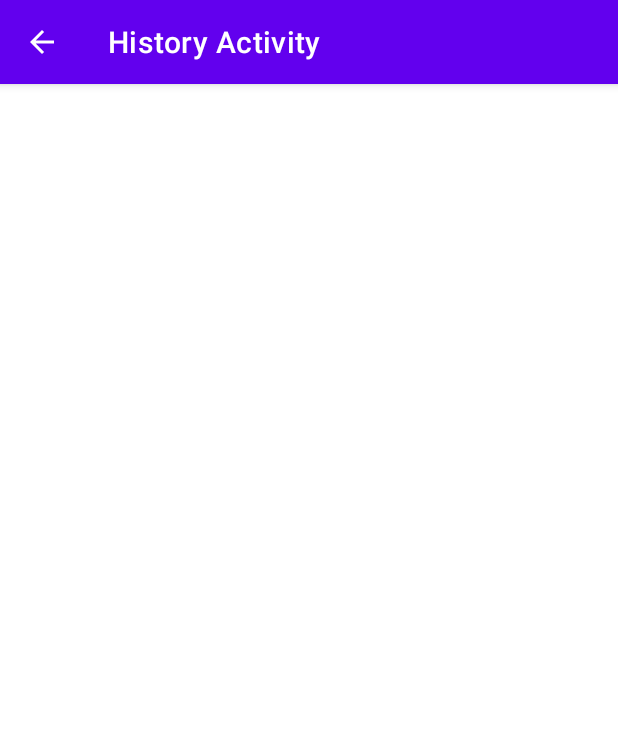
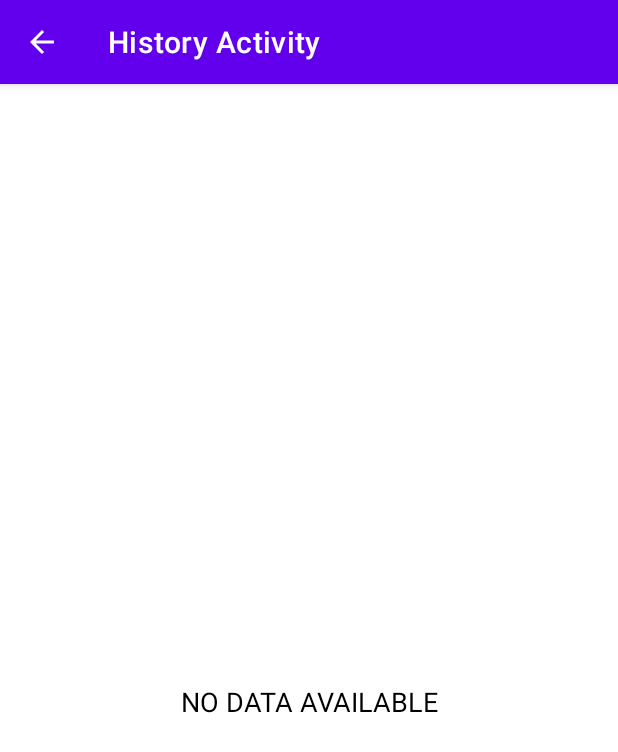
Before and after one commit to abhas1102/7minutesWorkout-App, an Android app: the screen it shows after launch (HistoryActivity), after a tap on an icon or button, on a phone screen of 412 x 824 dp. Shown: the top 752 px of the screen. Run offline under Robolectric (Android 15) with nearby library versions, the phone set to English and light mode, and no system bars.

Commit message:
Attached dates from database to the Recycler View

```diff
--- a/app/src/main/java/com/example/dailyworkoutfor7minutes/HistoryActivity.kt
+++ b/app/src/main/java/com/example/dailyworkoutfor7minutes/HistoryActivity.kt
@@ -3,6 +3,8 @@ package com.example.dailyworkoutfor7minutes
 import androidx.appcompat.app.AppCompatActivity
 import android.os.Bundle
 import android.util.Log
+import android.view.View
+import androidx.recyclerview.widget.LinearLayoutManager
 import kotlinx.android.synthetic.main.activity_history.*
 
 class HistoryActivity : AppCompatActivity() {
@@ -26,8 +28,18 @@ class HistoryActivity : AppCompatActivity() {
         val dbHandler = SqliteOpenHelper(this,null)
        val allCompletedDatesList= dbHandler.getAllCompletedDatesList()
 
-        for(i in allCompletedDatesList){
-            Log.i("DATEHIstoryActivity",""+i)
+        if(allCompletedDatesList.size>0){
+            tvHistory.visibility = View.VISIBLE
+            rvHistory.visibility = View.VISIBLE
+            tvNoDataAvailable.visibility = View.GONE
+
+            rvHistory.layoutManager=LinearLayoutManager(this)
+            val historyAdapter = HistoryAdapter(this,allCompletedDatesList)
+            rvHistory.adapter = historyAdapter
+        } else{
+            tvHistory.visibility = View.GONE
+            rvHistory.visibility = View.GONE
+            tvNoDataAvailable.visibility = View.VISIBLE
         }
     }
 
--- a/app/src/main/java/com/example/dailyworkoutfor7minutes/SqliteOpenHelper.kt
+++ b/app/src/main/java/com/example/dailyworkoutfor7minutes/SqliteOpenHelper.kt
@@ -8,23 +8,23 @@ import android.database.sqlite.SQLiteOpenHelper
 class SqliteOpenHelper(context: Context,factory:SQLiteDatabase.CursorFactory?) : SQLiteOpenHelper(context, DATABASE_NAME,factory, DATABASE_VERSION) {
 
     companion object{
-        private val DATABASE_VERSION = 1 // The Database Version
-        private val DATABASE_NAME = "SevenMinutesWorkout.db" // Name of Database
-        private val TABLE_HISTORY = "history" //Table name
-        private val COLUMN_ID = "_id" //Column id
-        private val COLUMN_COMPLETED_DATE = "Completed date" //Column for completed date
+        private const val DATABASE_VERSION = 1 // The Database Version
+        private const val DATABASE_NAME = "SevenMinutesWorkout.db" // Name of Database
+        private const val TABLE_HISTORY = "history" //Table name
+        private const val COLUMN_ID = "_id" //Column id
+        private const val COLUMN_COMPLETED_DATE = "completed_date" //Column for completed date
     }
 
     override fun onCreate(db: SQLiteDatabase?) {  // Here we will create a table
         // CREATE TABLE history (_id INTEGER PRIMARY KEY, completed_date TEXT )
 
-        val CREATE_EXERCISE_TABLE = ("CREATE TABLE" + TABLE_HISTORY + "(" + COLUMN_ID + "INTEGER PRIMARY KEY,"
-        + COLUMN_COMPLETED_DATE + " TEXT)")
+        val CREATE_EXERCISE_TABLE = ("CREATE TABLE " + TABLE_HISTORY + "(" + COLUMN_ID + " INTEGER PRIMARY KEY,"
+        + COLUMN_COMPLETED_DATE + " TEXT" + ")")
         db?.execSQL(CREATE_EXERCISE_TABLE)
     }
 
     override fun onUpgrade(db: SQLiteDatabase?, oldVersion: Int, newVersion: Int) {
-        db?.execSQL("DROP TABLE IF EXISTS" + TABLE_HISTORY)
+        db?.execSQL("DROP TABLE IF EXISTS " + TABLE_HISTORY)
         onCreate(db)
     }
 
@@ -32,7 +32,7 @@ class SqliteOpenHelper(context: Context,factory:SQLiteDatabase.CursorFactory?) :
         val values= ContentValues()
         values.put(COLUMN_COMPLETED_DATE,date)
         val db = this.writableDatabase // Allows us to read and write from the database
-        db.insert(TABLE_HISTORY, null,values)
+        db.insert(TABLE_HISTORY, null, values)
         db.close()
     }
 
@@ -42,7 +42,7 @@ class SqliteOpenHelper(context: Context,factory:SQLiteDatabase.CursorFactory?) :
         val cursor = db.rawQuery("SELECT * FROM $TABLE_HISTORY",null)
 
         while (cursor.moveToNext()){
-            val dateValue = cursor.getString(cursor.getColumnIndex(COLUMN_COMPLETED_DATE))
+            val dateValue = (cursor.getString(cursor.getColumnIndex(COLUMN_COMPLETED_DATE)))
             list.add(dateValue)
         }
         cursor.close()
--- a/app/src/main/res/layout/activity_history.xml
+++ b/app/src/main/res/layout/activity_history.xml
@@ -4,6 +4,7 @@
     xmlns:tools="http://schemas.android.com/tools"
     android:layout_width="match_parent"
     android:layout_height="match_parent"
+    android:orientation="vertical"
     tools:context=".HistoryActivity">
 
     <androidx.appcompat.widget.Toolbar
@@ -12,6 +13,44 @@
         android:layout_height="?android:attr/actionBarSize"
         android:background="#FFFFFF"/>
 
+    <LinearLayout
+        android:layout_width="match_parent"
+        android:layout_height="match_parent"
+        android:orientation="vertical">
+
+        <TextView
+            android:id="@+id/tvHistory"
+            android:layout_width="match_parent"
+            android:layout_height="wrap_content"
+            android:layout_margin="10dp"
+            android:gravity="center"
+            android:textSize="18sp"
+            android:visibility="gone"
+            tools:visibility="visible"/>
+
+        <androidx.recyclerview.widget.RecyclerView
+            android:id="@+id/rvHistory"
+            android:layout_width="match_parent"
+            android:layout_height="match_parent"
+            android:layout_marginTop="5dp"
+            android:visibility="gone"
+            tools:visibility="visible"/>
+
+        <TextView
+            android:id="@+id/tvNoDataAvailable"
+            android:layout_width="match_parent"
+            android:layout_height="match_parent"
+            android:gravity="center"
+            android:text="NO DATA AVAILABLE"
+            android:textColor="@color/black"
+            android:textSize="18sp"
+            android:visibility="visible"
+            tools:visibility="gone"/>
+
+
+
+    </LinearLayout>
+
 
 
 </LinearLayout>
```
Also changed, not shown: app/src/main/java/com/example/dailyworkoutfor7minutes/ExerciseActivity.kt (+6 -6 lines), app/src/main/java/com/example/dailyworkoutfor7minutes/HistoryAdapter.kt (added, +40 -0 lines).
